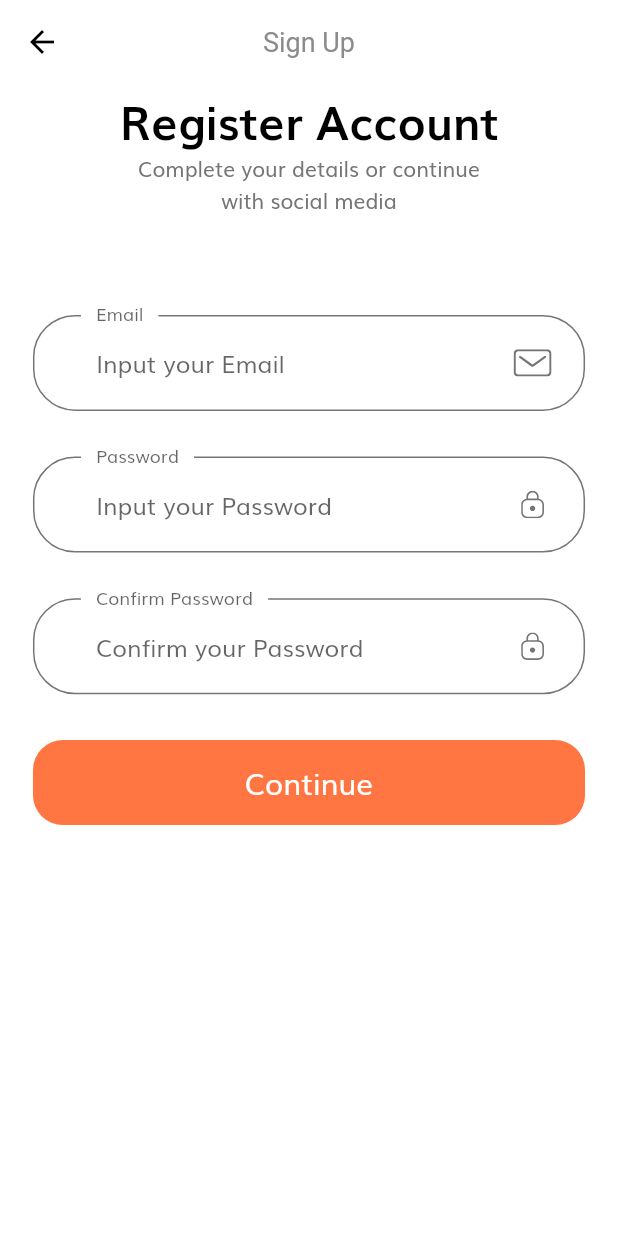
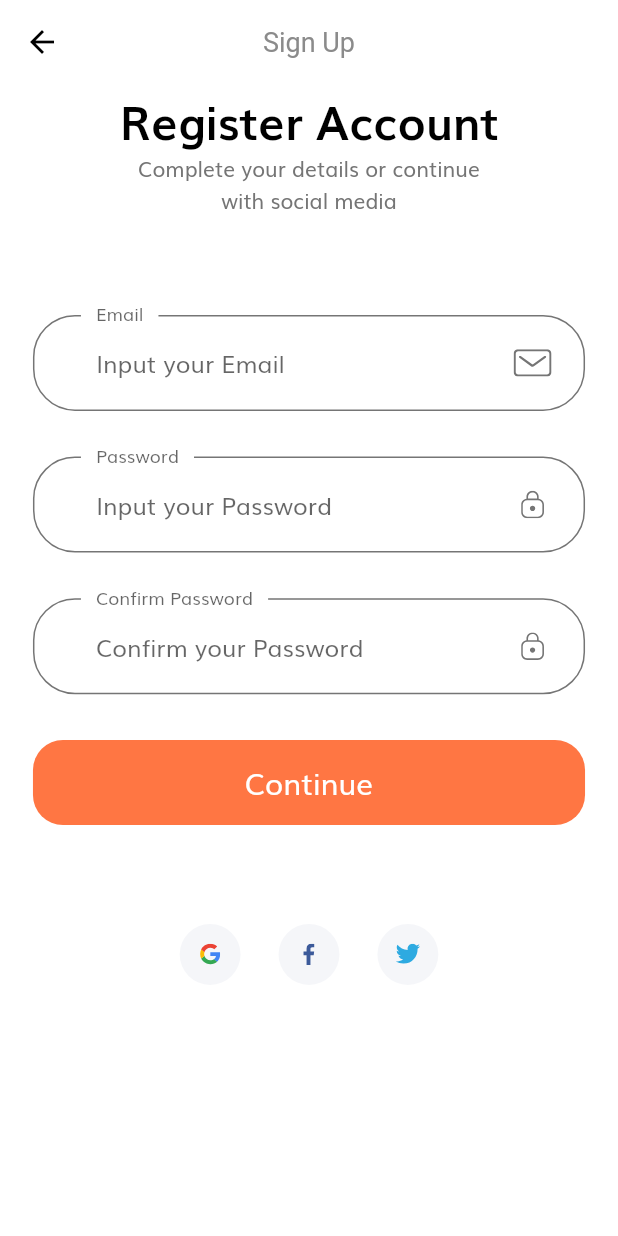
Before and after one commit to kokodavid/Ecommerce_U, a Flutter app: the SignUpScreen screen opened by its route, on a phone screen of 412 x 824 dp. Run offline on Flutter 3.47's test engine with Material 2 defaults, Android fonts, the phone set to English and light mode, and no system bars; our stand-ins replace flutter_svg.

Commit message:
Sign up Forms socials

```diff
--- a/lib/screens/sign_up/components/body.dart
+++ b/lib/screens/sign_up/components/body.dart
@@ -1,3 +1,4 @@
+import 'package:ecommerce/components/social_card.dart';
 import 'package:ecommerce/constants.dart';
 import 'package:ecommerce/screens/sign_up/components/sign_up_form.dart';
 import 'package:ecommerce/size_config.dart';
@@ -21,7 +22,25 @@ class Body extends StatelessWidget {
               textAlign: TextAlign.center,
             ),
             SizedBox(height: SizeConfig.screenHeight * 0.08,),
-            SignUpForm()
+            SignUpForm(),
+            SizedBox(height: SizeConfig.screenHeight * 0.08,),
+            Row(
+              mainAxisAlignment: MainAxisAlignment.center,
+              children: [
+               SocialCard(
+              icon: "assets/icons/google-icon.svg",
+              press: () {},
+             ),
+              SocialCard(
+              icon: "assets/icons/facebook-2.svg",
+              press: () {},
+             ),
+              SocialCard(
+              icon: "assets/icons/twitter.svg",
+              press: () {},
+            ),
+          ],
+            )
           ],
         ),
       ),
```
